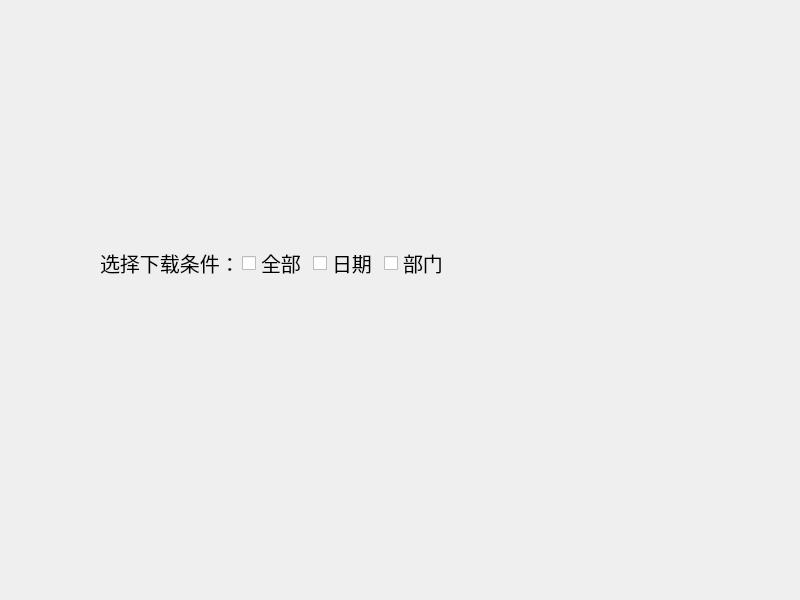
First picture: the form in downloadwindow.ui, repository jindezhang/kqj, before the edit.
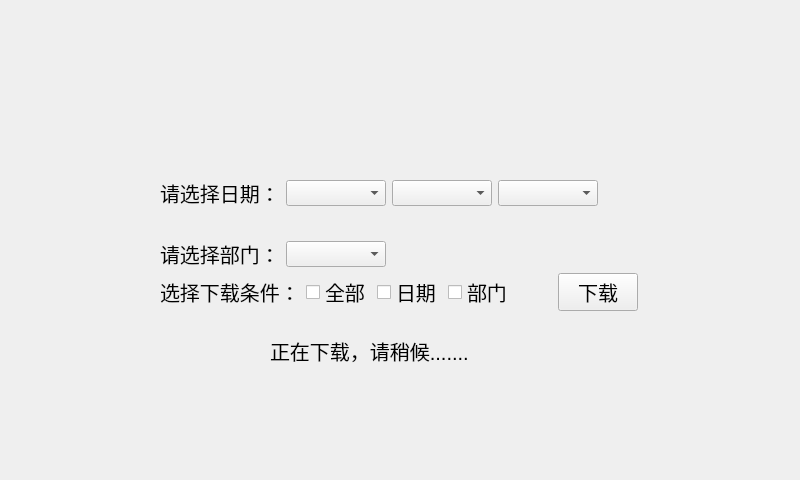
Second picture: the form after the edit. Custom widgets are drawn as their Qt base class.

Commit message: 完善了查询考勤记录的功能，初步实现了下载数据的功能

Diff of the .ui file:
```diff
--- a/downloadwindow.ui
+++ b/downloadwindow.ui
@@ -7,7 +7,7 @@
     <x>0</x>
     <y>0</y>
     <width>800</width>
-    <height>600</height>
+    <height>480</height>
    </rect>
   </property>
   <property name="windowTitle">
@@ -23,16 +23,184 @@
       <height>50</height>
      </rect>
     </property>
+    <property name="minimumSize">
+     <size>
+      <width>800</width>
+      <height>50</height>
+     </size>
+    </property>
+   </widget>
+   <widget class="QLabel" name="l_tip">
+    <property name="geometry">
+     <rect>
+      <x>270</x>
+      <y>330</y>
+      <width>251</width>
+      <height>41</height>
+     </rect>
+    </property>
+    <property name="font">
+     <font>
+      <pointsize>15</pointsize>
+     </font>
+    </property>
+    <property name="text">
+     <string>正在下载，请稍候.......</string>
+    </property>
    </widget>
    <widget class="QWidget" name="">
     <property name="geometry">
      <rect>
-      <x>100</x>
-      <y>250</y>
-      <width>349</width>
-      <height>26</height>
+      <x>160</x>
+      <y>180</y>
+      <width>478</width>
+      <height>131</height>
      </rect>
     </property>
+    <layout class="QVBoxLayout" name="verticalLayout_2">
+     <item>
+      <layout class="QVBoxLayout" name="verticalLayout">
+       <item>
+        <layout class="QHBoxLayout" name="horizontalLayout_2">
+         <item>
+          <widget class="QLabel" name="label_2">
+           <property name="font">
+            <font>
+             <pointsize>15</pointsize>
+            </font>
+           </property>
+           <property name="text">
+            <string>请选择日期：</string>
+           </property>
+          </widget>
+         </item>
+         <item>
+          <widget class="QComboBox" name="cbb_year">
+           <property name="font">
+            <font>
+             <pointsize>15</pointsize>
+            </font>
+           </property>
+          </widget>
+         </item>
+         <item>
+          <widget class="QComboBox" name="cbb_month">
+           <property name="font">
+            <font>
+             <pointsize>15</pointsize>
+            </font>
+           </property>
+          </widget>
+         </item>
+         <item>
+          <widget class="QComboBox" name="cbb_day">
+           <property name="font">
+            <font>
+             <pointsize>15</pointsize>
+            </font>
+           </property>
+          </widget>
+         </item>
+         <item>
+          <spacer name="horizontalSpacer_3">
+           <property name="orientation">
+            <enum>Qt::Horizontal</enum>
+           </property>
+           <property name="sizeHint" stdset="0">
+            <size>
+             <width>40</width>
+             <height>20</height>
+            </size>
+           </property>
+          </spacer>
+         </item>
+        </layout>
+       </item>
+       <item>
+        <widget class="QLabel" name="labl">
+         <property name="minimumSize">
+          <size>
+           <width>20</width>
+           <height>0</height>
+          </size>
+         </property>
+         <property name="font">
+          <font>
+           <pointsize>15</pointsize>
+          </font>
+         </property>
+         <property name="text">
+          <string/>
+         </property>
+        </widget>
+       </item>
+       <item>
+        <layout class="QHBoxLayout" name="horizontalLayout_4">
+         <item>
+          <widget class="QLabel" name="label_4">
+           <property name="font">
+            <font>
+             <pointsize>15</pointsize>
+            </font>
+           </property>
+           <property name="text">
+            <string>请选择部门：</string>
+           </property>
+          </widget>
+         </item>
+         <item>
+          <widget class="QComboBox" name="cbb_depart">
+           <property name="font">
+            <font>
+             <pointsize>15</pointsize>
+            </font>
+           </property>
+          </widget>
+         </item>
+         <item>
+          <spacer name="horizontalSpacer_5">
+           <property name="orientation">
+            <enum>Qt::Horizontal</enum>
+           </property>
+           <property name="sizeHint" stdset="0">
+            <size>
+             <width>40</width>
+             <height>20</height>
+            </size>
+           </property>
+          </spacer>
+         </item>
+         <item>
+          <spacer name="horizontalSpacer">
+           <property name="orientation">
+            <enum>Qt::Horizontal</enum>
+           </property>
+           <property name="sizeHint" stdset="0">
+            <size>
+             <width>40</width>
+             <height>20</height>
+            </size>
+           </property>
+          </spacer>
+         </item>
+         <item>
+          <spacer name="horizontalSpacer_8">
+           <property name="orientation">
+            <enum>Qt::Horizontal</enum>
+           </property>
+           <property name="sizeHint" stdset="0">
+            <size>
+             <width>40</width>
+             <height>20</height>
+            </size>
+           </property>
+          </spacer>
+         </item>
+        </layout>
+       </item>
+      </layout>
+     </item>
+     <item>
     <layout class="QHBoxLayout" name="horizontalLayout">
      <item>
       <widget class="QLabel" name="label">
@@ -81,6 +249,33 @@
         <string>部门</string>
        </property>
       </widget>
+       </item>
+       <item>
+        <spacer name="horizontalSpacer_2">
+         <property name="orientation">
+          <enum>Qt::Horizontal</enum>
+         </property>
+         <property name="sizeHint" stdset="0">
+          <size>
+           <width>40</width>
+           <height>20</height>
+          </size>
+         </property>
+        </spacer>
+       </item>
+       <item>
+        <widget class="QPushButton" name="bt_down">
+         <property name="font">
+          <font>
+           <pointsize>15</pointsize>
+          </font>
+         </property>
+         <property name="text">
+          <string>下载</string>
+         </property>
+        </widget>
+       </item>
+      </layout>
      </item>
     </layout>
    </widget>
```
Lines whose indentation alone changed are shown as unchanged. The commit also changes 10 other files.
